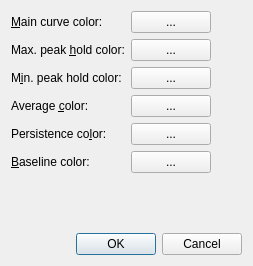
First picture: the form in src/spectroscope/ui/spectroscope_colors.ui, repository konung-yaropolk/SpectroScope, before the edit.
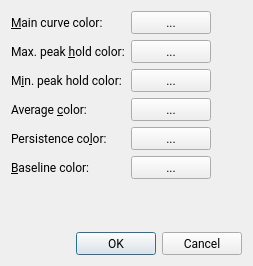
Second picture: the form after the edit. Custom widgets are drawn as their Qt base class.

What changed in the file:
```diff
--- a/src/spectroscope/ui/spectroscope_colors.ui
+++ b/src/spectroscope/ui/spectroscope_colors.ui
@@ -10,6 +10,11 @@
     <height>266</height>
    </rect>
   </property>
+  <property name="font">
+   <font>
+    <family>Roboto</family>
+   </font>
+  </property>
   <property name="windowTitle">
    <string>Colors - SpectroScope</string>
   </property>
```
